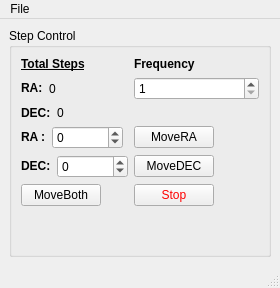
Qt form GUI_Windows/ManualControl.ui (AmateurRadioTelescopeSystem/RadioTelescope_Controller) before a commit.
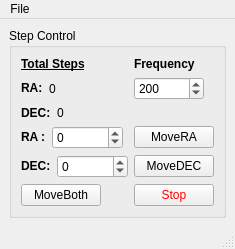
The same form after that commit.

Commit message: Fixed window sizes

Patch:
```diff
--- a/GUI_Windows/ManualControl.ui
+++ b/GUI_Windows/ManualControl.ui
@@ -9,8 +9,8 @@
    <rect>
     <x>0</x>
     <y>0</y>
-    <width>280</width>
-    <height>288</height>
+    <width>216</width>
+    <height>239</height>
    </rect>
   </property>
   <property name="font">
@@ -75,12 +75,27 @@
        </item>
        <item row="1" column="1">
         <widget class="QSpinBox" name="frequncyInputBox">
+         <property name="sizePolicy">
+          <sizepolicy hsizetype="Maximum" vsizetype="Fixed">
+           <horstretch>0</horstretch>
+           <verstretch>0</verstretch>
+          </sizepolicy>
+         </property>
+         <property name="minimumSize">
+          <size>
+           <width>70</width>
+           <height>0</height>
+          </size>
+         </property>
          <property name="minimum">
           <number>1</number>
          </property>
          <property name="maximum">
           <number>400</number>
          </property>
+         <property name="value">
+          <number>200</number>
+         </property>
         </widget>
        </item>
        <item row="2" column="0">
@@ -256,8 +271,8 @@
     <rect>
      <x>0</x>
      <y>0</y>
-     <width>280</width>
-     <height>23</height>
+     <width>216</width>
+     <height>21</height>
     </rect>
    </property>
    <widget class="QMenu" name="menuFile">
```
The commit also changes 2 other files.
